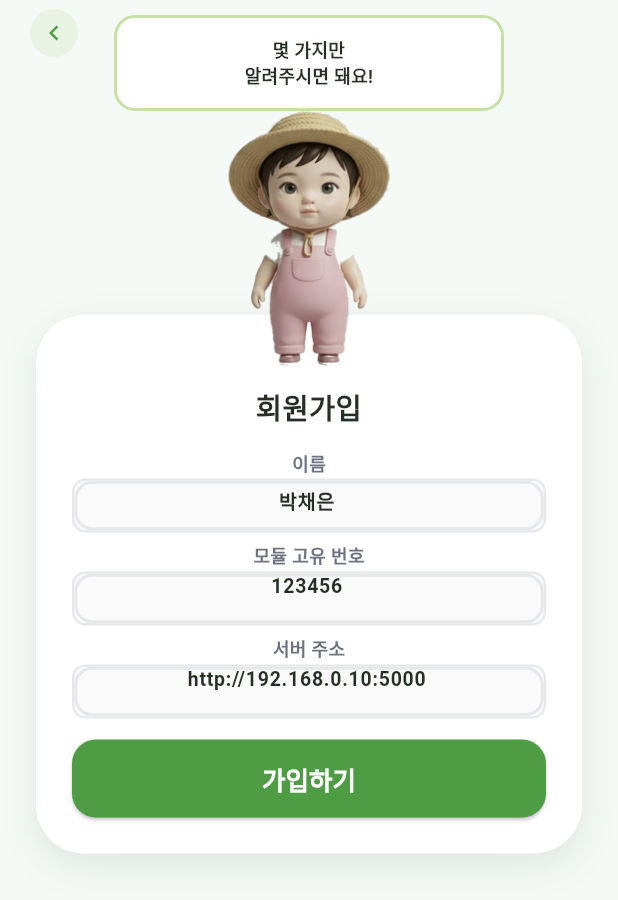
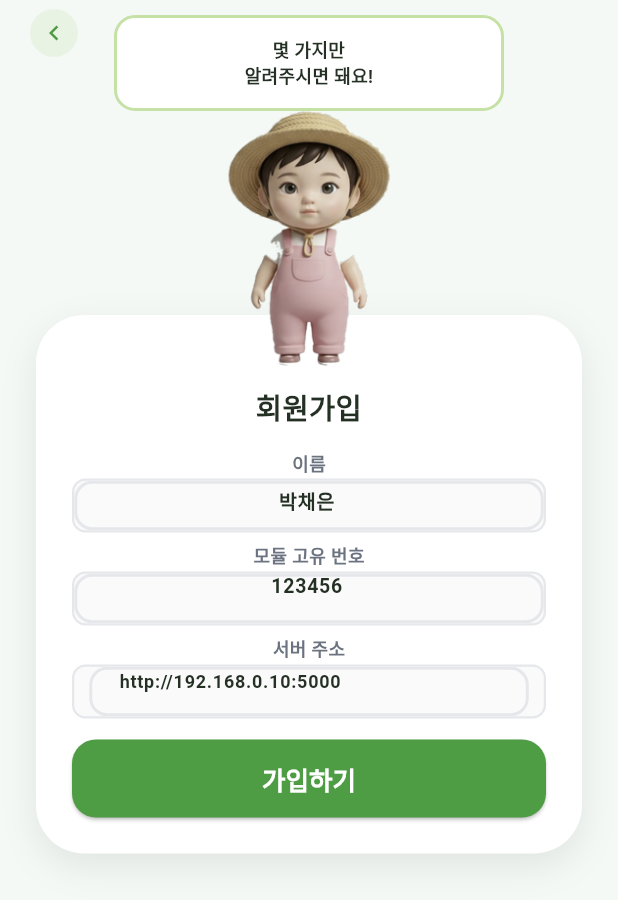
Before and after one commit to namjin22/goblin, a Flutter app: the PairingScreen screen opened directly, on a phone screen of 412 x 824 dp. Shown: the top 900 px of the screen. Run offline on Flutter 3.47's test engine with Material 3 defaults, Android fonts, the phone set to English and light mode, and no system bars; our stand-ins replace shared_preferences; accounts and stored records are empty.

Commit message:
환기창 닫힘 확인 프롬프트 추가, 페어링 화면 서버주소 필드 UI 수정
- main.py: 실물 모드(--mock/--mock-hw 아닐 때) 시작 시 "환기창을 닫아
  뒀는지 확인하고 Enter" 프롬프트 추가. calibrate_vent_home()이 연결
  시점의 각도를 무조건 "닫힘"으로 기억하기 때문에, 문이 안 닫힌 채로
  재시작하면 그 뒤로 계속 엉뚱한 위치로 움직인다 - "모터가 이상하게
  동작한다"는 문제 대부분이 이거였을 가능성이 큼. --skip-vent-confirm으로
  생략 가능(데모 녹화 등).
- pairing_screen.dart: 서버 주소 입력칸이 가운데 정렬 + 좁은 폭이라 긴
  URL이 잘려 보이던 문제 수정 - 이 필드만 왼쪽 정렬 + 글자 크기 축소.
  flutter analyze로 검증함.

Co-Authored-By: Claude Sonnet 5 <noreply@anthropic.com>

```diff
--- a/app/lib/screens/pairing/pairing_screen.dart
+++ b/app/lib/screens/pairing/pairing_screen.dart
@@ -89,7 +89,13 @@ class _PairingScreenState extends State<PairingScreen> {
                           _FieldLabel('모듈 고유 번호'),
                           _FieldBox(controller: _moduleController, hint: '기기 뒷면의 번호', keyboardType: TextInputType.number),
                           _FieldLabel('서버 주소'),
-                          _FieldBox(controller: _serverController, hint: 'http://노트북IP:5000'),
+                          _FieldBox(
+                            controller: _serverController,
+                            hint: 'http://노트북IP:5000',
+                            keyboardType: TextInputType.url,
+                            align: TextAlign.left,
+                            fontSize: 12,
+                          ),
                           if (_error != null) ...[
                             const SizedBox(height: 8),
                             Text(_error!, style: const TextStyle(color: AppColors.statusRedText, fontWeight: FontWeight.w600, fontSize: 13)),
@@ -139,11 +145,19 @@ class _FieldLabel extends StatelessWidget {
 }
 
 class _FieldBox extends StatelessWidget {
-  const _FieldBox({required this.controller, this.hint, this.keyboardType});
+  const _FieldBox({
+    required this.controller,
+    this.hint,
+    this.keyboardType,
+    this.align = TextAlign.center,
+    this.fontSize = 13,
+  });
 
   final TextEditingController controller;
   final String? hint;
   final TextInputType? keyboardType;
+  final TextAlign align;
+  final double fontSize;
 
   @override
   Widget build(BuildContext context) {
@@ -156,13 +170,17 @@ class _FieldBox extends StatelessWidget {
         border: Border.all(color: AppColors.line, width: 1.5),
       ),
       alignment: Alignment.center,
+      // 서버 주소처럼 긴 값은 가운데 정렬하면 시작 부분이 잘려 보이고
+      // 읽기 어려워서, 필드별로 정렬/글자크기를 다르게 줄 수 있게 했다.
+      padding: align == TextAlign.left ? const EdgeInsets.symmetric(horizontal: 10) : null,
       child: TextField(
         controller: controller,
-        textAlign: TextAlign.center,
+        textAlign: align,
         keyboardType: keyboardType,
-        style: const TextStyle(fontSize: 13, fontWeight: FontWeight.w600, color: AppColors.ink),
+        style: TextStyle(fontSize: fontSize, fontWeight: FontWeight.w600, color: AppColors.ink),
         decoration: InputDecoration(
           hintText: hint,
+          hintStyle: TextStyle(fontSize: fontSize, color: AppColors.sub),
           border: InputBorder.none,
           isCollapsed: true,
         ),
```
Also changed, not shown: 1 other file.
